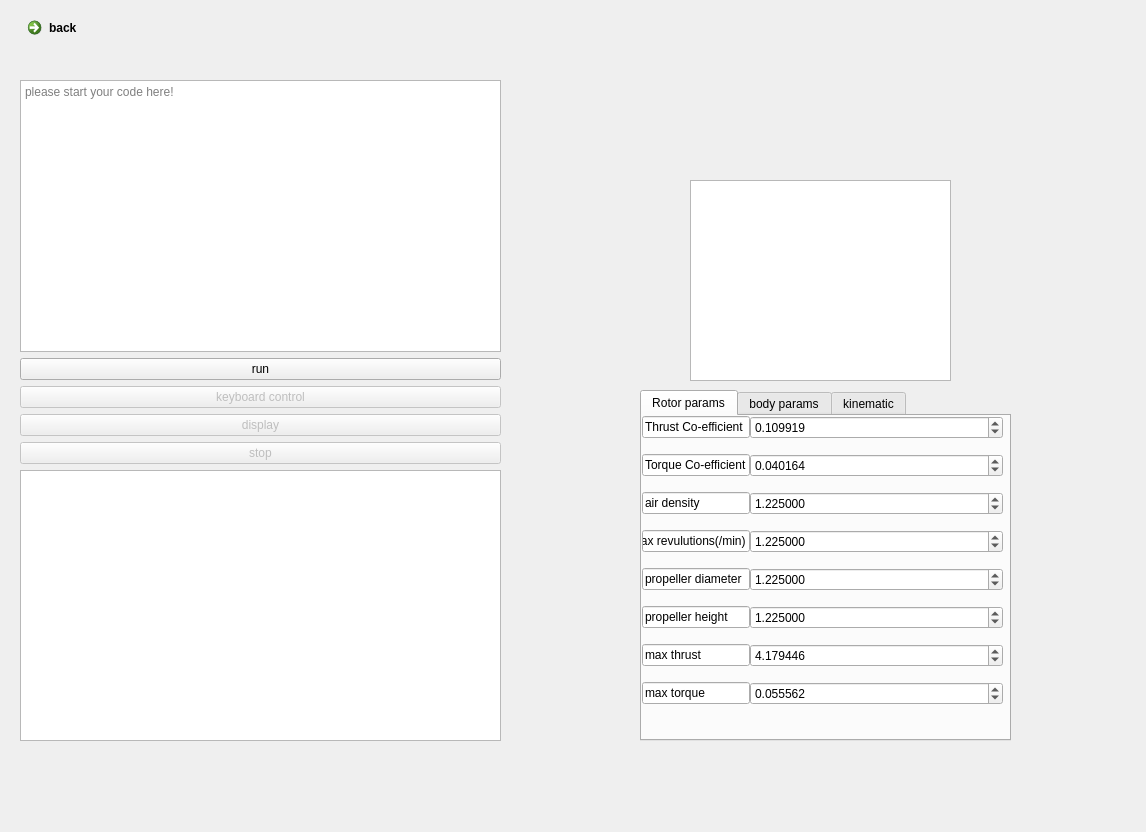
Before: the Qt Designer form Work_Place/workplace.ui in ChosenOne959/SPBA, drawn with Qt 5.
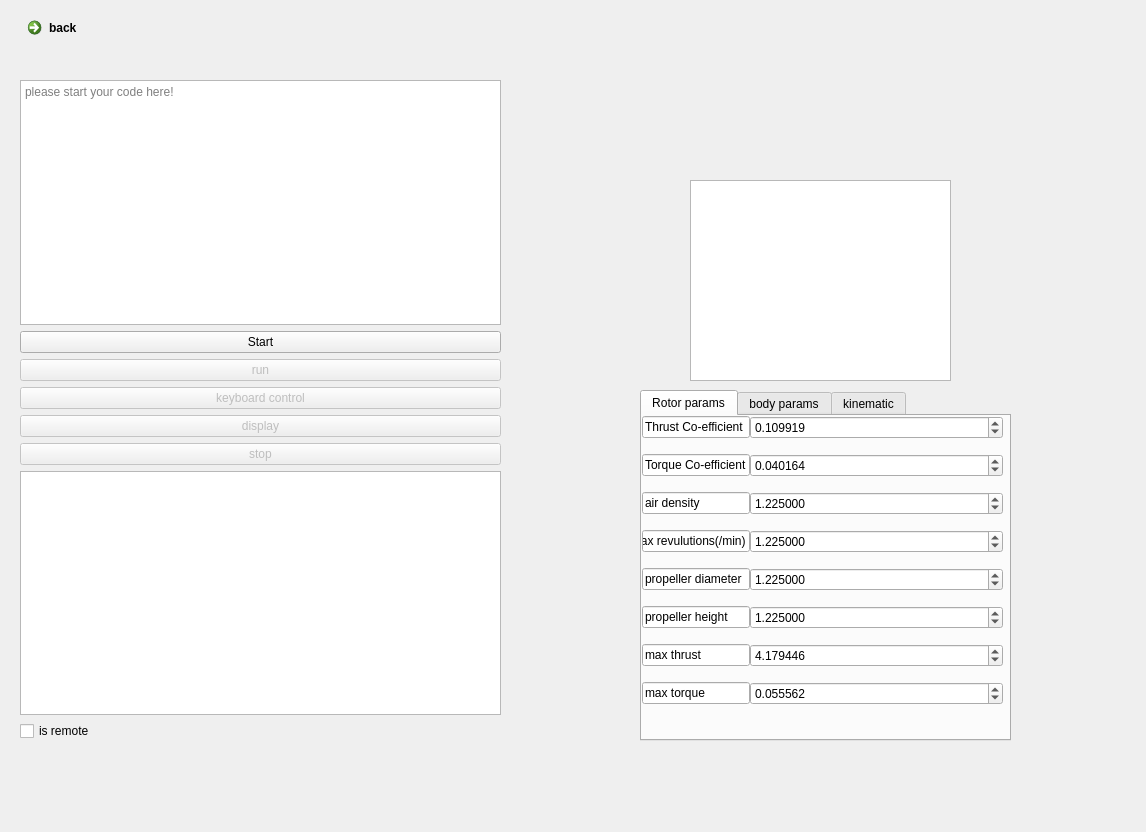
After: the same form once the commit is applied.

Diff of the .ui file:
```diff
--- a/Work_Place/workplace.ui
+++ b/Work_Place/workplace.ui
@@ -268,8 +268,18 @@
       </property>
      </widget>
     </item>
+    <item>
+     <widget class="QPushButton" name="Start">
+      <property name="text">
+       <string>Start</string>
+      </property>
+     </widget>
+    </item>
     <item>
      <widget class="QPushButton" name="pushButton">
+      <property name="enabled">
+       <bool>false</bool>
+      </property>
       <property name="text">
        <string>run</string>
       </property>
@@ -317,6 +327,13 @@
     <item>
      <widget class="QTextBrowser" name="textBrowser"/>
     </item>
+    <item>
+     <widget class="QCheckBox" name="checkBox">
+      <property name="text">
+       <string>is remote</string>
+      </property>
+     </widget>
+    </item>
    </layout>
   </widget>
  </widget>
```
